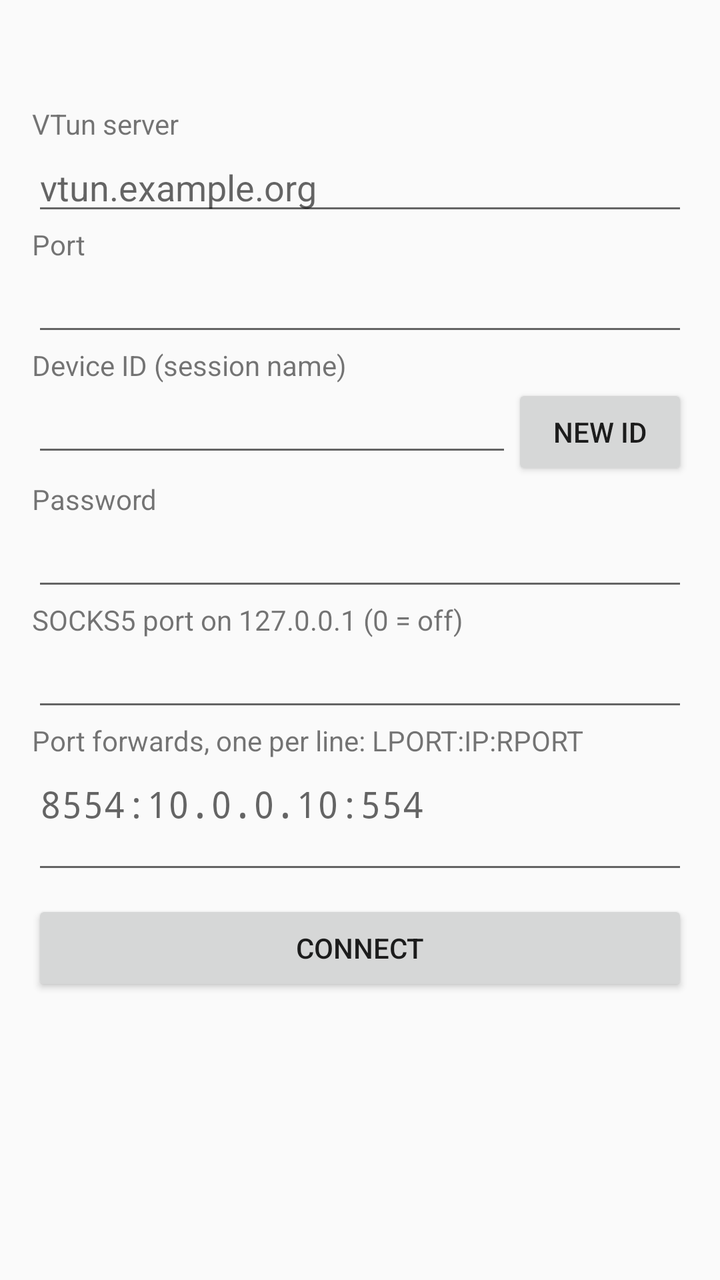
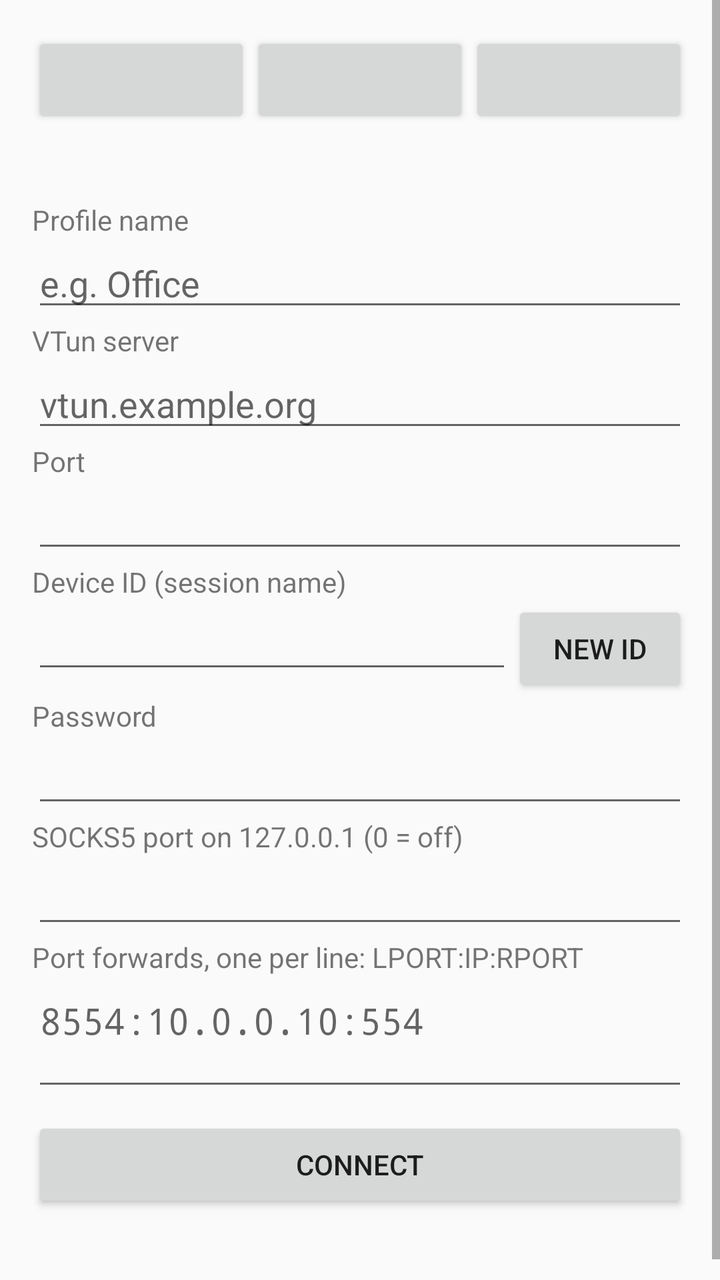

Compare the two renders of this Android layout. The source of the first and the diff that turns it into the second are given below.
<!-- AndroidManifest.xml: application theme android:Theme.Material.Light.DarkActionBar -->
<!-- res/layout/activity_main.xml -->
<?xml version="1.0" encoding="utf-8"?>
<ScrollView xmlns:android="http://schemas.android.com/apk/res/android"
    android:layout_width="match_parent"
    android:layout_height="match_parent"
    android:fitsSystemWindows="true">

    <LinearLayout
        android:layout_width="match_parent"
        android:layout_height="wrap_content"
        android:orientation="vertical"
        android:padding="16dp">

        <TextView
            android:id="@+id/state"
            android:layout_width="match_parent"
            android:layout_height="wrap_content"
            android:textSize="18sp"
            android:textStyle="bold"
            android:paddingBottom="12dp" />

        <TextView android:layout_width="wrap_content" android:layout_height="wrap_content"
            android:text="@string/server" />
        <EditText
            android:id="@+id/host"
            android:layout_width="match_parent"
            android:layout_height="wrap_content"
            android:inputType="textUri"
            android:hint="vtun.example.org" />

        <TextView android:layout_width="wrap_content" android:layout_height="wrap_content"
            android:text="@string/port" />
        <EditText
            android:id="@+id/port"
            android:layout_width="match_parent"
            android:layout_height="wrap_content"
            android:inputType="number" />

        <TextView android:layout_width="wrap_content" android:layout_height="wrap_content"
            android:text="@string/device_id" />
        <LinearLayout
            android:layout_width="match_parent"
            android:layout_height="wrap_content"
            android:orientation="horizontal">
            <EditText
                android:id="@+id/device_id"
                android:layout_width="0dp"
                android:layout_height="wrap_content"
                android:layout_weight="1"
                android:fontFamily="monospace"
                android:inputType="textCapCharacters|textNoSuggestions"
                android:maxLength="12" />
            <Button
                android:id="@+id/generate"
                android:layout_width="wrap_content"
                android:layout_height="wrap_content"
                android:text="@string/generate" />
        </LinearLayout>

        <TextView android:layout_width="wrap_content" android:layout_height="wrap_content"
            android:text="@string/password" />
        <EditText
            android:id="@+id/password"
            android:layout_width="match_parent"
            android:layout_height="wrap_content"
            android:inputType="textPassword" />

        <TextView android:layout_width="wrap_content" android:layout_height="wrap_content"
            android:text="@string/socks_port" />
        <EditText
            android:id="@+id/socks_port"
            android:layout_width="match_parent"
            android:layout_height="wrap_content"
            android:inputType="number" />

        <TextView android:layout_width="wrap_content" android:layout_height="wrap_content"
            android:text="@string/forwards" />
        <EditText
            android:id="@+id/forwards"
            android:layout_width="match_parent"
            android:layout_height="wrap_content"
            android:fontFamily="monospace"
            android:gravity="top"
            android:hint="@string/forwards_hint"
            android:inputType="textMultiLine|textNoSuggestions"
            android:minLines="2" />

        <Button
            android:id="@+id/toggle"
            android:layout_width="match_parent"
            android:layout_height="wrap_content"
            android:layout_marginTop="8dp"
            android:text="@string/start" />

        <TextView
            android:id="@+id/details"
            android:layout_width="match_parent"
            android:layout_height="wrap_content"
            android:paddingTop="12dp"
            android:fontFamily="monospace"
            android:textIsSelectable="true"
            android:textSize="12sp" />
    </LinearLayout>
</ScrollView>
<!-- resources referenced by this layout -->
<resources>
  <string name="device_id">Device ID (session name)</string>
  <string name="forwards">Port forwards, one per line: LPORT:IP:RPORT</string>
  <string name="forwards_hint">8554:10.0.0.10:554</string>
  <string name="generate">New ID</string>
  <string name="password">Password</string>
  <string name="port">Port</string>
  <string name="server">VTun server</string>
  <string name="socks_port">SOCKS5 port on 127.0.0.1 (0 = off)</string>
  <string name="start">Connect</string>
</resources>

<!-- the commit's change to res/layout/activity_main.xml (unified diff, before → after) -->
@@ -10,6 +10,31 @@
         android:orientation="vertical"
         android:padding="16dp">
 
+        
+        <LinearLayout
+            android:layout_width="match_parent"
+            android:layout_height="wrap_content"
+            android:orientation="horizontal">
+            <Button
+                android:id="@+id/profile_1"
+                android:layout_width="0dp"
+                android:layout_height="wrap_content"
+                android:layout_weight="1"
+                android:singleLine="true" />
+            <Button
+                android:id="@+id/profile_2"
+                android:layout_width="0dp"
+                android:layout_height="wrap_content"
+                android:layout_weight="1"
+                android:singleLine="true" />
+            <Button
+                android:id="@+id/profile_3"
+                android:layout_width="0dp"
+                android:layout_height="wrap_content"
+                android:layout_weight="1"
+                android:singleLine="true" />
+        </LinearLayout>
+
         <TextView
             android:id="@+id/state"
             android:layout_width="match_parent"
@@ -17,6 +42,15 @@
             android:textSize="18sp"
             android:textStyle="bold"
             android:paddingBottom="12dp" />
+
+        <TextView android:layout_width="wrap_content" android:layout_height="wrap_content"
+            android:text="@string/profile_name" />
+        <EditText
+            android:id="@+id/profile_name"
+            android:layout_width="match_parent"
+            android:layout_height="wrap_content"
+            android:inputType="textCapSentences"
+            android:hint="@string/profile_name_hint" />
 
         <TextView android:layout_width="wrap_content" android:layout_height="wrap_content"
             android:text="@string/server" />
<!-- resource entries referenced after the edit -->
@@ -6,6 +6,8 @@
   <string name="generate">New ID</string>
   <string name="password">Password</string>
   <string name="port">Port</string>
+  <string name="profile_name">Profile name</string>
+  <string name="profile_name_hint">e.g. Office</string>
   <string name="server">VTun server</string>
   <string name="socks_port">SOCKS5 port on 127.0.0.1 (0 = off)</string>
   <string name="start">Connect</string>
